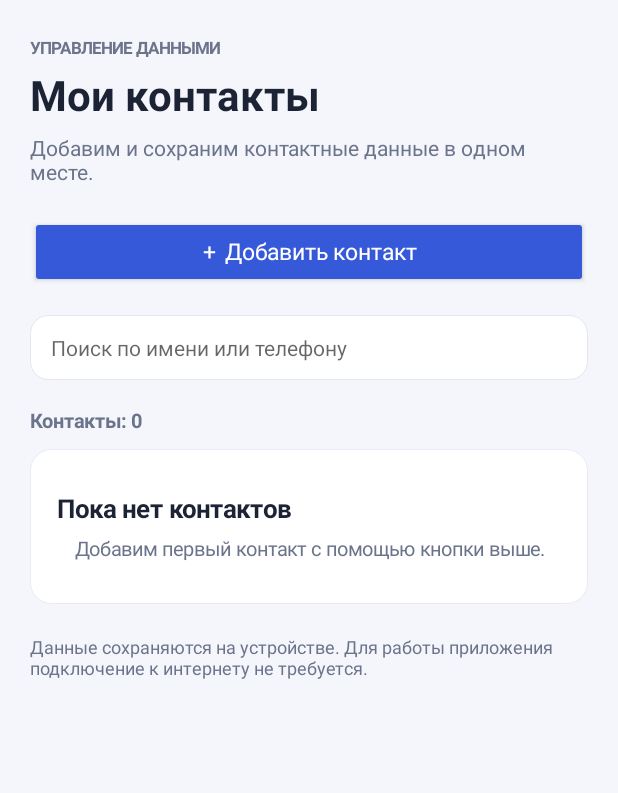
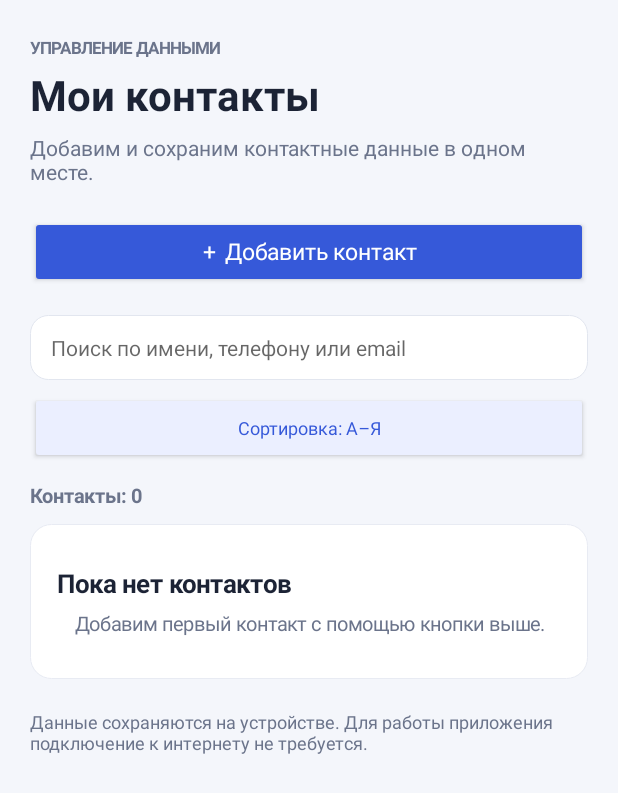
Before and after one commit to Ayekzq/ContactManagerLab8, an Android app: the screen it shows after launch (MainActivity), on a phone screen of 412 x 824 dp. Shown: the top 793 px of the screen. Run offline under Robolectric (Android 15) with nearby library versions, the phone set to English and light mode, and no system bars.

Commit message:
Release ContactManager 1.1.0

```diff
--- a/app/src/main/java/com/example/contactmanager/MainActivity.kt
+++ b/app/src/main/java/com/example/contactmanager/MainActivity.kt
@@ -21,6 +21,8 @@ import android.widget.Toast
 import org.json.JSONArray
 import org.json.JSONObject
 import java.util.UUID
+import com.google.firebase.analytics.FirebaseAnalytics
+import com.google.firebase.crashlytics.FirebaseCrashlytics
 
 private data class Contact(
     val id: String,
@@ -30,6 +32,7 @@ private data class Contact(
 )
 
 class MainActivity : Activity() {
+    private lateinit var firebaseAnalytics: FirebaseAnalytics
 
     private val preferencesName = "contact_manager_storage"
     private val contactsKey = "contacts_json"
@@ -39,6 +42,9 @@ class MainActivity : Activity() {
     private lateinit var searchInput: EditText
     private lateinit var countLabel: TextView
 
+    // The contact list is displayed in ascending order by default.
+    private var sortAscending = true
+
     private val pageColor = Color.rgb(244, 246, 251)
     private val primaryColor = Color.rgb(54, 89, 217)
     private val textColor = Color.rgb(28, 35, 53)
@@ -46,6 +52,9 @@ class MainActivity : Activity() {
 
     override fun onCreate(savedInstanceState: Bundle?) {
         super.onCreate(savedInstanceState)
+
+        firebaseAnalytics = FirebaseAnalytics.getInstance(this)
+        FirebaseCrashlytics.getInstance().log("ContactManager main screen opened")
         window.statusBarColor = pageColor
         window.navigationBarColor = Color.WHITE
         window.decorView.systemUiVisibility = View.SYSTEM_UI_FLAG_LIGHT_STATUS_BAR
@@ -95,8 +104,21 @@ class MainActivity : Activity() {
         }
         page.addView(addButton, matchWidth())
 
+        // Temporary Crashlytics test control. It is visible only in debuggable builds.
+        if ((applicationInfo.flags and android.content.pm.ApplicationInfo.FLAG_DEBUGGABLE) != 0) {
+            val crashButton = Button(this).apply {
+                text = "Test Crash"
+                isAllCaps = false
+                setOnClickListener {
+                    FirebaseCrashlytics.getInstance().log("Manual Crashlytics test triggered")
+                    throw RuntimeException("ContactManager test crash")
+                }
+            }
+            page.addView(crashButton, matchWidth())
+        }
+
         searchInput = EditText(this).apply {
-            hint = "Поиск по имени или телефону"
+            hint = "Поиск по имени, телефону или email"
             textSize = 14f
             isSingleLine = true
             inputType = InputType.TYPE_CLASS_TEXT
@@ -112,12 +134,31 @@ class MainActivity : Activity() {
         }
         val searchParams = matchWidth().apply {
             topMargin = dp(18)
-            bottomMargin = dp(18)
+            bottomMargin = dp(8)
         }
         page.addView(searchInput, searchParams)
 
+        val sortButton = Button(this).apply {
+            text = sortButtonLabel()
+            textSize = 12f
+            isAllCaps = false
+            setTextColor(primaryColor)
+            backgroundTintList = android.content.res.ColorStateList.valueOf(Color.rgb(235, 239, 255))
+            setOnClickListener {
+                sortAscending = !sortAscending
+                text = sortButtonLabel()
+
+                val parameters = Bundle().apply {
+                    putString("sort_order", if (sortAscending) "ascending" else "descending")
+                }
+                firebaseAnalytics.logEvent("contacts_sort_changed", parameters)
+                renderContacts()
+            }
+        }
+        page.addView(sortButton, matchWidth())
+
         countLabel = textView("Контакты", 13f, secondaryColor, true).apply {
-            setPadding(0, 0, 0, dp(10))
+            setPadding(0, dp(12), 0, dp(10))
         }
         page.addView(countLabel)
 
@@ -140,20 +181,25 @@ class MainActivity : Activity() {
         setContentView(scrollView)
     }
 
+    private fun sortButtonLabel(): String {
+        return if (sortAscending) "Сортировка: А–Я" else "Сортировка: Я–А"
+    }
+
     private fun renderContacts() {
         if (!::contactsContainer.isInitialized) return
         contactsContainer.removeAllViews()
 
         val query = if (::searchInput.isInitialized) searchInput.text.toString().trim() else ""
-        val filtered = contacts.filter {
-            it.name.contains(query, ignoreCase = true) ||
-                it.phone.contains(query, ignoreCase = true) ||
-                it.email.contains(query, ignoreCase = true)
+        val filtered = contacts.filter { contact -> matchesContactSearch(contact, query) }
+        val sortedContacts = filtered.sortedWith { first, second ->
+            first.name.compareTo(second.name, ignoreCase = true)
+        }.let { sorted ->
+            if (sortAscending) sorted else sorted.reversed()
         }
 
-        countLabel.text = "Контакты: ${filtered.size}"
+        countLabel.text = "Контакты: ${sortedContacts.size}"
 
-        if (filtered.isEmpty()) {
+        if (sortedContacts.isEmpty()) {
             val emptyPanel = LinearLayout(this).apply {
                 orientation = LinearLayout.VERTICAL
                 gravity = Gravity.CENTER
@@ -181,11 +227,25 @@ class MainActivity : Activity() {
             return
         }
 
-        filtered.forEach { contact ->
+        sortedContacts.forEach { contact ->
             contactsContainer.addView(createContactCard(contact), matchWidth().apply {
                 bottomMargin = dp(12)
             })
         }
+    }
+
+    /** Searches name/email normally and phone numbers by digits only. */
+    private fun matchesContactSearch(contact: Contact, query: String): Boolean {
+        if (query.isBlank()) return true
+
+        val textMatches = contact.name.contains(query, ignoreCase = true) ||
+            contact.email.contains(query, ignoreCase = true)
+
+        val queryDigits = query.filter { it.isDigit() }
+        val phoneDigits = contact.phone.filter { it.isDigit() }
+        val phoneMatches = queryDigits.isNotEmpty() && phoneDigits.contains(queryDigits)
+
+        return textMatches || phoneMatches
     }
 
     private fun createContactCard(contact: Contact): View {
@@ -281,10 +341,14 @@ class MainActivity : Activity() {
 
                 if (contact == null) {
                     contacts.add(Contact(UUID.randomUUID().toString(), name, phone, email))
+                    firebaseAnalytics.logEvent("contact_created", Bundle())
                     Toast.makeText(this, "Контакт добавлен", Toast.LENGTH_SHORT).show()
                 } else {
                     val index = contacts.indexOfFirst { it.id == contact.id }
-                    if (index >= 0) contacts[index] = contact.copy(name = name, phone = phone, email = email)
+                    if (index >= 0) {
+                        contacts[index] = contact.copy(name = name, phone = phone, email = email)
+                        firebaseAnalytics.logEvent("contact_updated", Bundle())
+                    }
                     Toast.makeText(this, "Изменения сохранены", Toast.LENGTH_SHORT).show()
                 }
                 saveContacts()
@@ -302,6 +366,7 @@ class MainActivity : Activity() {
             .setNegativeButton("Отмена", null)
             .setPositiveButton("Удалить") { _, _ ->
                 contacts.removeAll { it.id == contact.id }
+                firebaseAnalytics.logEvent("contact_deleted", Bundle())
                 saveContacts()
                 renderContacts()
                 Toast.makeText(this, "Контакт удалён", Toast.LENGTH_SHORT).show()
```
Also changed, not shown: app/build.gradle.kts (+12 -2 lines).
